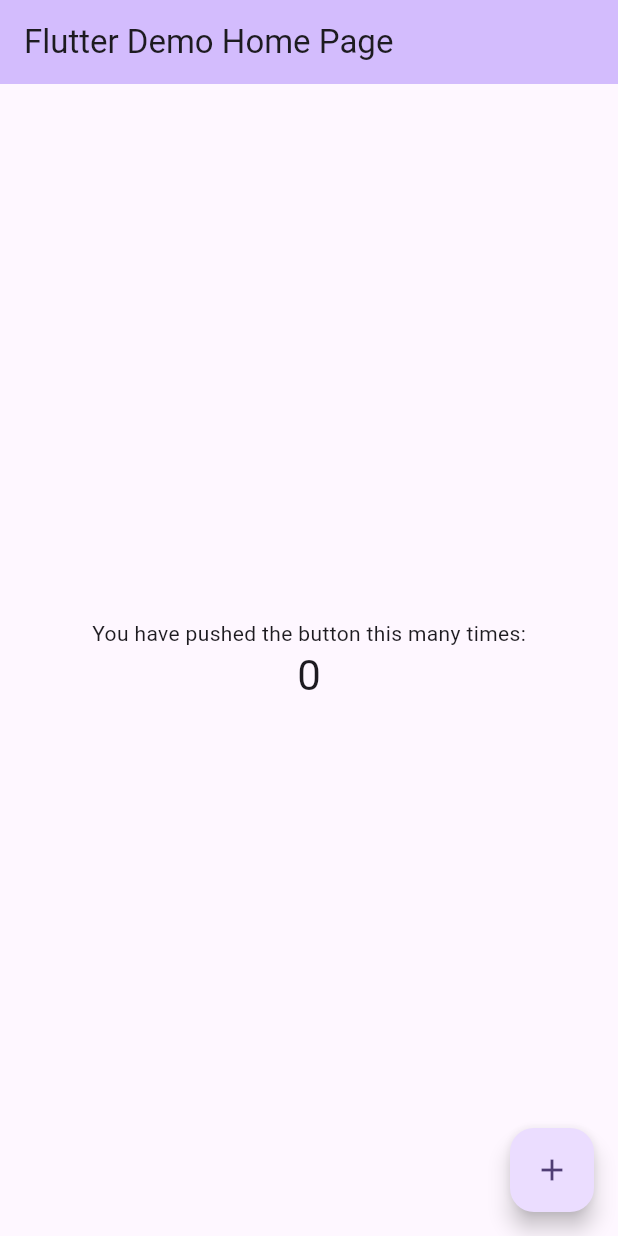
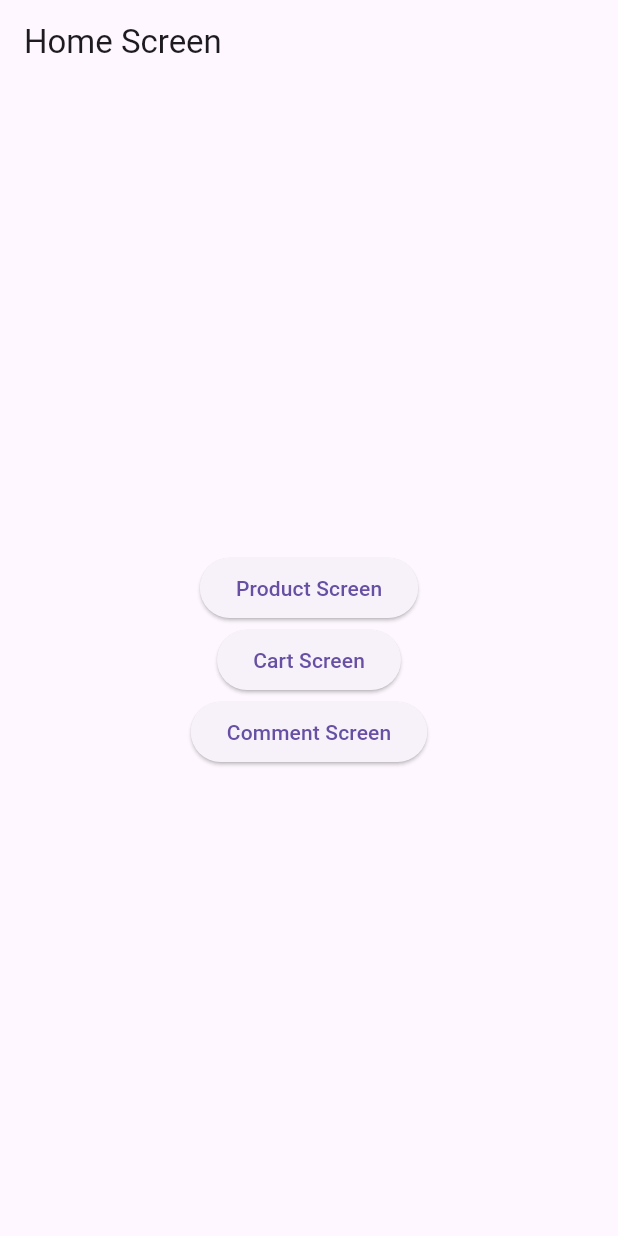
Before and after one commit to developerSajib88/mvvm_flutter, a Flutter app: the screen it shows after launch, on a phone screen of 412 x 824 dp. Run offline on Flutter 3.47's test engine with Material 3 defaults, Android fonts, the phone set to English and light mode, and no system bars; our stand-ins replace get_it.

Commit message:
home page create for navigate specific page and Api urls create declare url

```diff
--- /dev/null
+++ b/lib/configs/api_url/api_urls.dart
@@ -0,0 +1,9 @@
+abstract class ApiUrls {
+
+  static String baseUrl = "https://dummyjson.com/";
+
+  static String product = "${baseUrl}products";
+  static String cart = "${baseUrl}carts";
+  static String comment = "${baseUrl}comments";
+
+}
--- a/lib/configs/dependency_injection/dependency_injection.dart
+++ b/lib/configs/dependency_injection/dependency_injection.dart
@@ -4,11 +4,13 @@ import 'package:mvvm_flutter/repository/api_services/cart_api_services/cart_http
 import 'package:mvvm_flutter/repository/api_services/cart_api_services/cart_repository.dart';
 import 'package:mvvm_flutter/repository/api_services/products_api_services/product_http_api_service.dart';
 import 'package:mvvm_flutter/repository/api_services/products_api_services/product_repository.dart';
+import 'package:mvvm_flutter/repository/api_services/user_api_services/comments_http_api_service.dart';
+import 'package:mvvm_flutter/repository/api_services/user_api_services/comments_repository.dart';
 
 final getIt = GetIt.instance;
 
 Future<void> init() async {
   getIt.registerLazySingleton<ProductRepository>(() => ProductHttpApiService());
   getIt.registerLazySingleton<CartRepository>(() => CartHttpApiService());
-  getIt.registerLazySingleton<ProductRepository>(() => ProductHttpApiService());
+  getIt.registerLazySingleton<CommentRepository>(() => CommentHttpApiService());
 }
--- a/lib/main.dart
+++ b/lib/main.dart
@@ -1,5 +1,6 @@
 import 'package:flutter/material.dart';
 import 'package:mvvm_flutter/configs/dependency_injection/dependency_injection.dart' as di;
+import 'package:mvvm_flutter/view/home/home_view.dart';
 
 void main() {
   WidgetsFlutterBinding.ensureInitialized();
@@ -11,119 +12,10 @@ void main() {
 class MyApp extends StatelessWidget {
   const MyApp({super.key});
 
-  // This widget is the root of your application.
   @override
   Widget build(BuildContext context) {
-    return MaterialApp(
-      title: 'Flutter Demo',
-      theme: ThemeData(
-        // This is the theme of your application.
-        //
-        // TRY THIS: Try running your application with "flutter run". You'll see
-        // the application has a blue toolbar. Then, without quitting the app,
-        // try changing the seedColor in the colorScheme below to Colors.green
-        // and then invoke "hot reload" (save your changes or press the "hot
-        // reload" button in a Flutter-supported IDE, or press "r" if you used
-        // the command line to start the app).
-        //
-        // Notice that the counter didn't reset back to zero; the application
-        // state is not lost during the reload. To reset the state, use hot
-        // restart instead.
-        //
-        // This works for code too, not just values: Most code changes can be
-        // tested with just a hot reload.
-        colorScheme: ColorScheme.fromSeed(seedColor: Colors.deepPurple),
-        useMaterial3: true,
-      ),
-      home: const MyHomePage(title: 'Flutter Demo Home Page'),
+    return const MaterialApp(
+      home: HomeView(),
     );
   }
 }
-
-class MyHomePage extends StatefulWidget {
-  const MyHomePage({super.key, required this.title});
-
-  // This widget is the home page of your application. It is stateful, meaning
-  // that it has a State object (defined below) that contains fields that affect
-  // how it looks.
-
-  // This class is the configuration for the state. It holds the values (in this
-  // case the title) provided by the parent (in this case the App widget) and
-  // used by the build method of the State. Fields in a Widget subclass are
-  // always marked "final".
-
-  final String title;
-
-  @override
-  State<MyHomePage> createState() => _MyHomePageState();
-}
-
-class _MyHomePageState extends State<MyHomePage> {
-  int _counter = 0;
-
-  void _incrementCounter() {
-    setState(() {
-      // This call to setState tells the Flutter framework that something has
-      // changed in this State, which causes it to rerun the build method below
-      // so that the display can reflect the updated values. If we changed
-      // _counter without calling setState(), then the build method would not be
-      // called again, and so nothing would appear to happen.
-      _counter++;
-    });
-  }
-
-  @override
-  Widget build(BuildContext context) {
-    // This method is rerun every time setState is called, for instance as done
-    // by the _incrementCounter method above.
-    //
-    // The Flutter framework has been optimized to make rerunning build methods
-    // fast, so that you can just rebuild anything that needs updating rather
-    // than having to individually change instances of widgets.
-    return Scaffold(
-      appBar: AppBar(
-        // TRY THIS: Try changing the color here to a specific color (to
-        // Colors.amber, perhaps?) and trigger a hot reload to see the AppBar
-        // change color while the other colors stay the same.
-        backgroundColor: Theme.of(context).colorScheme.inversePrimary,
-        // Here we take the value from the MyHomePage object that was created by
-        // the App.build method, and use it to set our appbar title.
-        title: Text(widget.title),
-      ),
-      body: Center(
-        // Center is a layout widget. It takes a single child and positions it
-        // in the middle of the parent.
-        child: Column(
-          // Column is also a layout widget. It takes a list of children and
-          // arranges them vertically. By default, it sizes itself to fit its
-          // children horizontally, and tries to be as tall as its parent.
-          //
-          // Column has various properties to control how it sizes itself and
-          // how it positions its children. Here we use mainAxisAlignment to
-          // center the children vertically; the main axis here is the vertical
-          // axis because Columns are vertical (the cross axis would be
-          // horizontal).
-          //
-          // TRY THIS: Invoke "debug painting" (choose the "Toggle Debug Paint"
-          // action in the IDE, or press "p" in the console), to see the
-          // wireframe for each widget.
-          mainAxisAlignment: MainAxisAlignment.center,
-          children: <Widget>[
-            const Text(
-              'You have pushed the button this many times:',
-            ),
-            Text(
-              '$_counter',
-              style: Theme.of(context).textTheme.headlineMedium,
-            ),
-          ],
-        ),
-      ),
-      floatingActionButton: FloatingActionButton(
-        onPressed: _incrementCounter,
-        tooltip: 'Increment',
-        child: const Icon(Icons.add),
-      ), // This trailing comma makes auto-formatting nicer for build methods.
-    );
-  }
-}
--- a/lib/repository/api_services/cart_api_services/cart_http_api_service.dart
+++ b/lib/repository/api_services/cart_api_services/cart_http_api_service.dart
@@ -1,3 +1,4 @@
+import 'package:mvvm_flutter/configs/api_url/api_urls.dart';
 import 'package:mvvm_flutter/data/network/base_http_methods.dart';
 import 'package:mvvm_flutter/data/network/network_http_methods.dart';
 import 'package:mvvm_flutter/model/cart/cart_list_model.dart';
@@ -12,7 +13,7 @@ class CartHttpApiService extends CartRepository{
   /// This is cart API service method
   @override
   Future<CartListModel?> cartList() async {
-    Map<String,dynamic>? response = await _apiMethods.get("url");
+    Map<String,dynamic>? response = await _apiMethods.get(ApiUrls.cart);
     if(response != null){
       CartListModel cartListModel = CartListModel.fromJson(response);
       return cartListModel;
--- a/lib/repository/api_services/products_api_services/product_http_api_service.dart
+++ b/lib/repository/api_services/products_api_services/product_http_api_service.dart
@@ -1,3 +1,4 @@
+import 'package:mvvm_flutter/configs/api_url/api_urls.dart';
 import 'package:mvvm_flutter/data/network/base_http_methods.dart';
 import 'package:mvvm_flutter/data/network/network_http_methods.dart';
 import 'package:mvvm_flutter/model/products/product_list_model.dart';
@@ -13,7 +14,7 @@ class ProductHttpApiService implements ProductRepository{
   /// This is product API service method
   @override
   Future<ProductListModel?> productList() async {
-    Map<String,dynamic>? response = await _apiMethods.get("url");
+    Map<String,dynamic>? response = await _apiMethods.get(ApiUrls.product);
     if(response != null){
       ProductListModel productListModel = ProductListModel.fromJson(response);
       return productListModel;
--- a/lib/repository/api_services/user_api_services/comments_http_api_service.dart
+++ b/lib/repository/api_services/user_api_services/comments_http_api_service.dart
@@ -1,3 +1,4 @@
+import 'package:mvvm_flutter/configs/api_url/api_urls.dart';
 import 'package:mvvm_flutter/data/network/base_http_methods.dart';
 import 'package:mvvm_flutter/data/network/network_http_methods.dart';
 import 'package:mvvm_flutter/model/user/comment_list_model.dart';
@@ -12,7 +13,7 @@ class CommentHttpApiService implements CommentRepository{
   /// This is comment API service method
   @override
   Future<CommentListModel?> commentList() async {
-    Map<String,dynamic>? response = await _apiMethods.get("url");
+    Map<String,dynamic>? response = await _apiMethods.get(ApiUrls.comment);
     if(response != null){
       CommentListModel commentListModel = CommentListModel.fromJson(response);
       return commentListModel;
--- /dev/null
+++ b/lib/view/home/home_view.dart
@@ -0,0 +1,52 @@
+import 'package:flutter/material.dart';
+import 'package:mvvm_flutter/view/cart/cart_view.dart';
+import 'package:mvvm_flutter/view/comment/comment_view.dart';
+import 'package:mvvm_flutter/view/product/product_view.dart';
+
+class HomeView extends StatefulWidget {
+  const HomeView({super.key});
+
+  @override
+  State<HomeView> createState() => _HomeViewState();
+}
+
+class _HomeViewState extends State<HomeView> {
+  @override
+  Widget build(BuildContext context) {
+    return Scaffold(
+      appBar: AppBar(
+        title: const Text("Home Screen"),
+      ),
+      body: SizedBox(
+        width: double.infinity,
+        height: double.infinity,
+        child: Column(
+          crossAxisAlignment: CrossAxisAlignment.center,
+          mainAxisAlignment: MainAxisAlignment.center,
+          children: [
+
+            ElevatedButton(
+                onPressed: ()=> Navigator.push(context, MaterialPageRoute(builder: (context)=> const ProductView())),
+                child: const Text("Product Screen")
+            ),
+
+
+            ElevatedButton(
+                onPressed: ()=> Navigator.push(context, MaterialPageRoute(builder: (context)=> const CartView())),
+                child: const Text("Cart Screen")
+            ),
+
+
+            ElevatedButton(
+                onPressed: ()=> Navigator.push(context, MaterialPageRoute(builder: (context)=> const CommentView())),
+                child: const Text("Comment Screen")
+            ),
+
+
+
+          ],
+        ),
+      ),
+    );
+  }
+}
```
